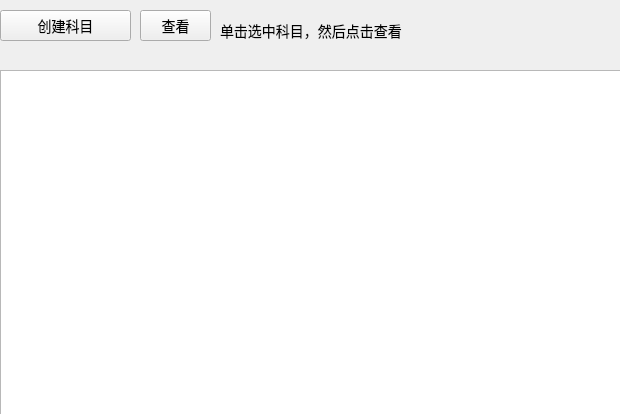
Old version of the form mainwindow.ui in the repository pphboy/extract-subject.
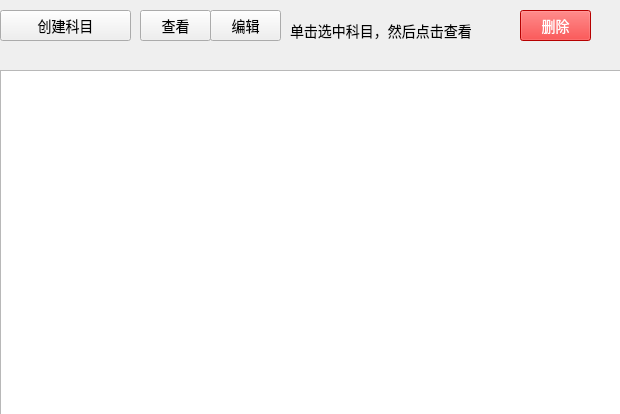
New version of the form.

Commit message: 完成题目的科目编辑

Diff of the .ui file:
```diff
--- a/mainwindow.ui
+++ b/mainwindow.ui
@@ -69,9 +69,9 @@
    <widget class="QLabel" name="label">
     <property name="geometry">
      <rect>
-      <x>220</x>
+      <x>290</x>
       <y>20</y>
-      <width>221</width>
+      <width>181</width>
       <height>21</height>
      </rect>
     </property>
@@ -120,6 +120,52 @@
      <string>查看</string>
     </property>
    </widget>
+   <widget class="QPushButton" name="deleteSubjectBtn">
+    <property name="geometry">
+     <rect>
+      <x>520</x>
+      <y>10</y>
+      <width>71</width>
+      <height>31</height>
+     </rect>
+    </property>
+    <property name="whatsThis">
+     <string>&lt;html&gt;&lt;head/&gt;&lt;body&gt;&lt;p&gt;没事不要点，不要无聊。&lt;/p&gt;&lt;p&gt;&lt;br/&gt;&lt;/p&gt;&lt;/body&gt;&lt;/html&gt;</string>
+    </property>
+    <property name="autoFillBackground">
+     <bool>false</bool>
+    </property>
+    <property name="styleSheet">
+     <string notr="true">font-size: 14px;
+color: white;
+background: red;</string>
+    </property>
+    <property name="text">
+     <string>删除</string>
+    </property>
+   </widget>
+   <widget class="QPushButton" name="modifySubjectBtn">
+    <property name="geometry">
+     <rect>
+      <x>210</x>
+      <y>10</y>
+      <width>71</width>
+      <height>31</height>
+     </rect>
+    </property>
+    <property name="styleSheet">
+     <string notr="true">font-size: 14px;</string>
+    </property>
+    <property name="text">
+     <string>编辑</string>
+    </property>
+   </widget>
+   <zorder>deleteSubjectBtn</zorder>
+   <zorder>createSubjectList</zorder>
+   <zorder>label</zorder>
+   <zorder>tableView</zorder>
+   <zorder>checkSubjectBtn</zorder>
+   <zorder>modifySubjectBtn</zorder>
   </widget>
   <widget class="QMenuBar" name="menubar">
    <property name="enabled">
```
The commit also changes 6 other files.
